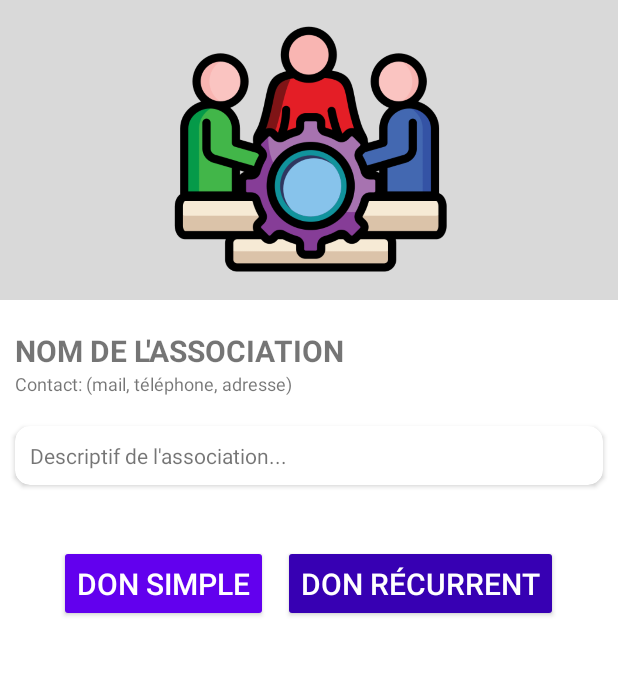
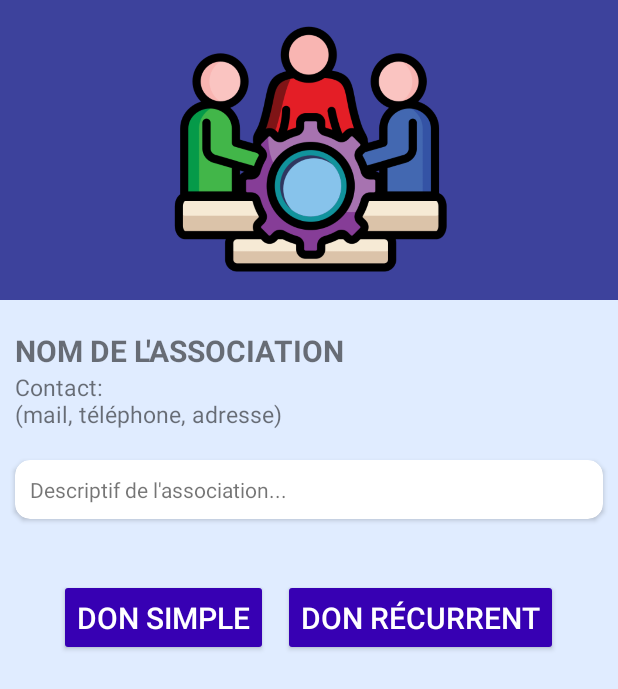
Before and after one commit to vico37/ProjetSaeDon, an Android app: the AssociationDetailsActivity screen opened directly, with no data from a screen before it, on a phone screen of 412 x 824 dp. Shown: the top 689 px of the screen. Run offline under Robolectric (Android 15) with nearby library versions, the phone set to English and light mode, and no system bars; 1 statement that could not run was skipped.

Commit message:
push finale

```diff
--- a/app/src/main/java/iut/dam/projetsaedon/admin/AdminTotalDonationsActivity.java
+++ b/app/src/main/java/iut/dam/projetsaedon/admin/AdminTotalDonationsActivity.java
@@ -155,6 +155,7 @@ public class AdminTotalDonationsActivity extends AppCompatActivity {
                     });
                 } catch (Exception e) {
                     e.printStackTrace();
+
                     runOnUiThread(new Runnable() {
                         @Override
                         public void run() {
--- a/app/src/main/res/layout/activity_association_details.xml
+++ b/app/src/main/res/layout/activity_association_details.xml
@@ -6,7 +6,7 @@
     android:id="@+id/scrollViewAssociation"
     android:layout_width="match_parent"
     android:layout_height="match_parent"
-    android:background="@color/white"
+    android:background="@color/BleuFond"
     tools:context=".associations.AssociationDetailsActivity">
 
     <LinearLayout
@@ -17,10 +17,9 @@
         <!-- Image en haut (bannière ou logo de l'association) -->
         <ImageView
             android:layout_width="match_parent"
-            android:layout_height="200sp"
+            android:layout_height="200dp"
             android:src="@drawable/association_default_icon"
-            android:background="@color/light_gray"
-            />
+            android:background="@color/dark_blue" />
 
         <!-- Titre de l'association -->
         <TextView
@@ -38,10 +37,15 @@
         <TextView
             android:id="@+id/subtitle_contact_asso"
             android:layout_marginStart="10dp"
+            android:layout_marginEnd="10dp"
             android:layout_width="match_parent"
             android:layout_height="wrap_content"
-            android:text="Contact: (mail, téléphone, adresse)"
-            android:textSize="12sp" />
+            android:text="Contact:\n(mail, téléphone, adresse)"
+            android:textSize="15sp"
+            android:inputType="textMultiLine"
+            android:ellipsize="none"
+            android:minLines="2" />
+
 
         <!-- CardView pour le descriptif -->
         <androidx.cardview.widget.CardView
@@ -74,7 +78,7 @@
                 android:layout_width="wrap_content"
                 android:layout_height="wrap_content"
                 android:text="Don simple"
-                android:backgroundTint="@color/violetPrimary"
+                android:backgroundTint="@color/violetAccent"
                 android:textColor="@color/white"
                 android:textSize="20sp"
                 android:textAllCaps="true"
--- a/app/src/main/res/layout/activity_association_list.xml
+++ b/app/src/main/res/layout/activity_association_list.xml
@@ -4,6 +4,7 @@
     xmlns:tools="http://schemas.android.com/tools"
     android:id="@+id/association_list"
     android:layout_width="match_parent"
+    android:background="@color/BleuFond"
     android:layout_height="match_parent"
     android:orientation="vertical"
     tools:context=".associations.AssociationListActivity">
--- a/app/src/main/res/layout/activity_association_list_adapter.xml
+++ b/app/src/main/res/layout/activity_association_list_adapter.xml
@@ -5,6 +5,7 @@
     android:orientation="horizontal"
     android:layout_width="match_parent"
     android:layout_height="wrap_content"
+
     android:layout_margin="10dp"
     app:cardCornerRadius="10dp"
     app:cardElevation="4dp"
```
Also changed, not shown: app/src/main/java/iut/dam/projetsaedon/login/LoginActivity.java (+7 -0 lines), app/src/main/res/layout/activity_association_detail.xml (deleted, +0 -114 lines), app/src/main/res/layout/activity_donation_normal.xml (+5 -5 lines), app/src/main/res/layout/activity_recurring_donation.xml (+5 -5 lines).
